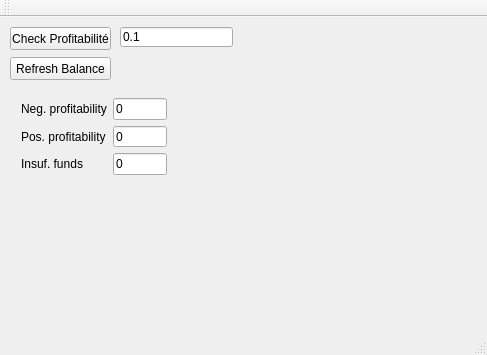
Above: mainwindow.ui from patboy3/exchange before the change. Below: the same form after it.
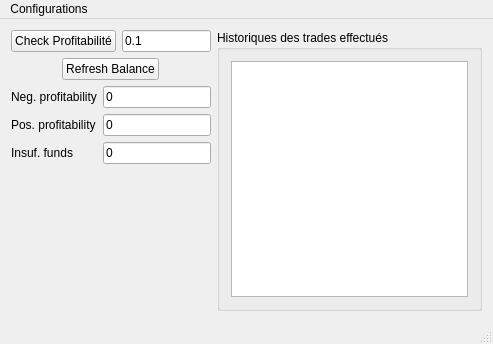
That is the form after the change.

Commit message: Améliorer l'ui

```diff
--- a/mainwindow.ui
+++ b/mainwindow.ui
@@ -6,50 +6,63 @@
    <rect>
     <x>0</x>
     <y>0</y>
-    <width>487</width>
-    <height>355</height>
+    <width>493</width>
+    <height>344</height>
    </rect>
   </property>
+  <property name="minimumSize">
+   <size>
+    <width>493</width>
+    <height>344</height>
+   </size>
+  </property>
   <property name="windowTitle">
    <string>MainWindow</string>
   </property>
   <widget class="QWidget" name="centralWidget">
+   <layout class="QHBoxLayout" name="horizontalLayout_2">
+    <item>
+     <layout class="QVBoxLayout" name="verticalLayout_2">
+      <item>
+       <layout class="QHBoxLayout" name="horizontalLayout">
+        <item>
    <widget class="QPushButton" name="pushButton">
-    <property name="geometry">
-     <rect>
-      <x>10</x>
-      <y>10</y>
-      <width>101</width>
-      <height>23</height>
-     </rect>
+          <property name="sizePolicy">
+           <sizepolicy hsizetype="Fixed" vsizetype="Fixed">
+            <horstretch>0</horstretch>
+            <verstretch>0</verstretch>
+           </sizepolicy>
     </property>
     <property name="text">
      <string>Check Profitabilité</string>
     </property>
    </widget>
+        </item>
+        <item>
    <widget class="QLineEdit" name="text_amountProfitability">
-    <property name="geometry">
-     <rect>
-      <x>120</x>
-      <y>10</y>
-      <width>113</width>
-      <height>20</height>
-     </rect>
-    </property>
     <property name="text">
      <string>0.1</string>
     </property>
    </widget>
-   <widget class="QWidget" name="verticalLayoutWidget">
-    <property name="geometry">
-     <rect>
-      <x>10</x>
-      <y>70</y>
-      <width>168</width>
-      <height>99</height>
-     </rect>
-    </property>
-    <layout class="QVBoxLayout" name="verticalLayout">
+        </item>
+       </layout>
+      </item>
+      <item alignment="Qt::AlignHCenter">
+       <widget class="QPushButton" name="pushButton_refreshBalance">
+        <property name="sizePolicy">
+         <sizepolicy hsizetype="Fixed" vsizetype="Fixed">
+          <horstretch>0</horstretch>
+          <verstretch>0</verstretch>
+         </sizepolicy>
+        </property>
+        <property name="layoutDirection">
+         <enum>Qt::LeftToRight</enum>
+        </property>
+        <property name="text">
+         <string>Refresh Balance</string>
+        </property>
+       </widget>
+      </item>
      <item>
       <layout class="QFormLayout" name="formLayout">
        <item row="0" column="0">
@@ -106,38 +119,42 @@
       </layout>
      </item>
     </layout>
-   </widget>
-   <widget class="QPushButton" name="pushButton_refreshBalance">
-    <property name="geometry">
-     <rect>
-      <x>10</x>
-      <y>40</y>
-      <width>101</width>
-      <height>23</height>
-     </rect>
-    </property>
-    <property name="text">
-     <string>Refresh Balance</string>
-    </property>
-   </widget>
+    </item>
+    <item>
+     <widget class="QGroupBox" name="groupBox">
+      <property name="title">
+       <string>Historiques des trades effectués</string>
+      </property>
+      <layout class="QHBoxLayout" name="horizontalLayout_3">
+       <item>
+        <widget class="QTableView" name="tableView"/>
+       </item>
+      </layout>
+     </widget>
+    </item>
+   </layout>
   </widget>
   <widget class="QMenuBar" name="menuBar">
    <property name="geometry">
     <rect>
      <x>0</x>
      <y>0</y>
-     <width>487</width>
-     <height>21</height>
+     <width>493</width>
+     <height>22</height>
     </rect>
    </property>
-  </widget>
-  <widget class="QToolBar" name="mainToolBar">
-   <attribute name="toolBarArea">
-    <enum>TopToolBarArea</enum>
-   </attribute>
-   <attribute name="toolBarBreak">
+   <widget class="QMenu" name="menuConfigurations">
+    <property name="title">
+     <string>Configurations</string>
+    </property>
+    <addaction name="actionApi_Keys"/>
+   </widget>
+   <addaction name="menuConfigurations"/>
+  </widget>
+  <widget class="QStatusBar" name="statusBar">
+   <property name="mouseTracking">
     <bool>false</bool>
-   </attribute>
+   </property>
   </widget>
   <widget class="QStatusBar" name="statusBar"/>
  </widget>
```
Left out of the diff: 6 changed lines with no effect on the pictures. Lines whose indentation alone changed are shown as unchanged. The commit also changes 1 other file.
